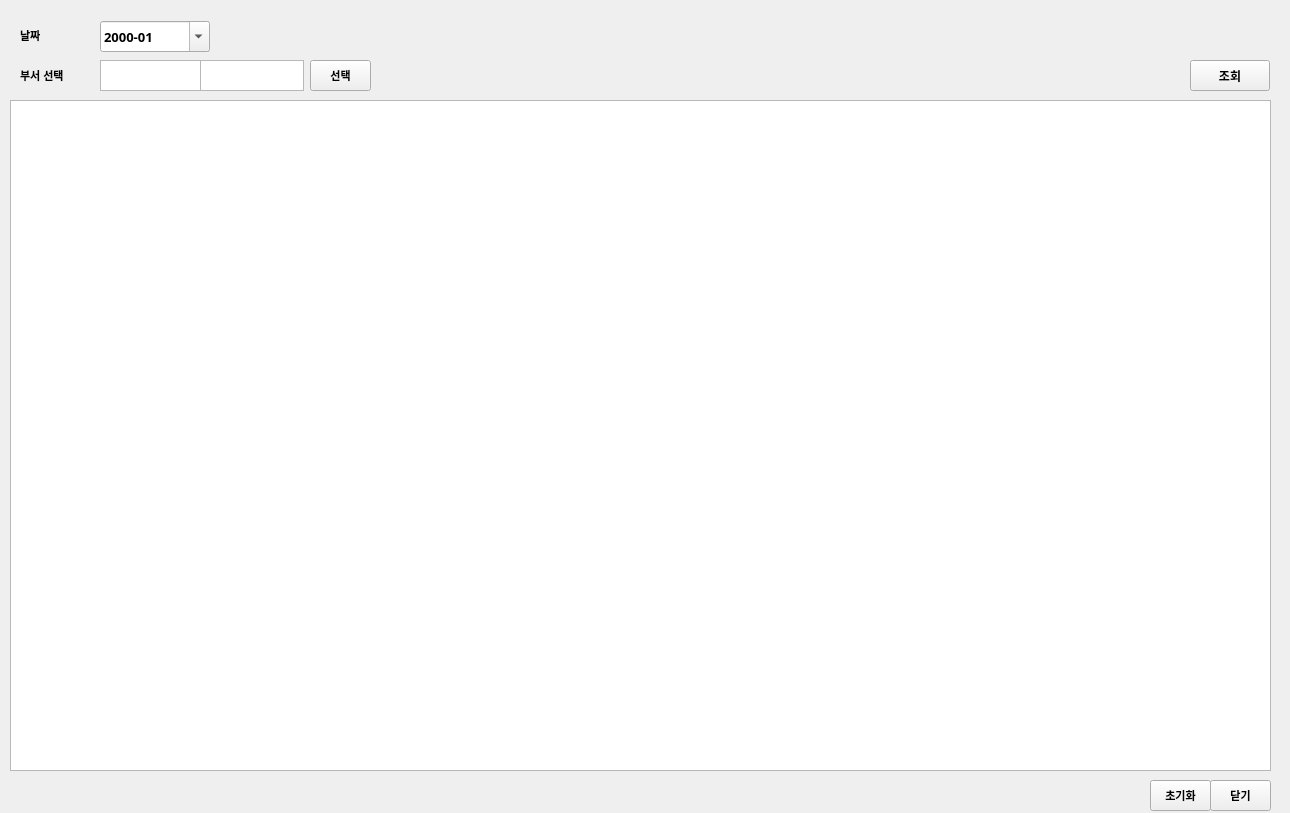
First picture: the form in overtime_v1.1/ui/total_overtime.ui, repository RaineyLee/overtime, before the edit.
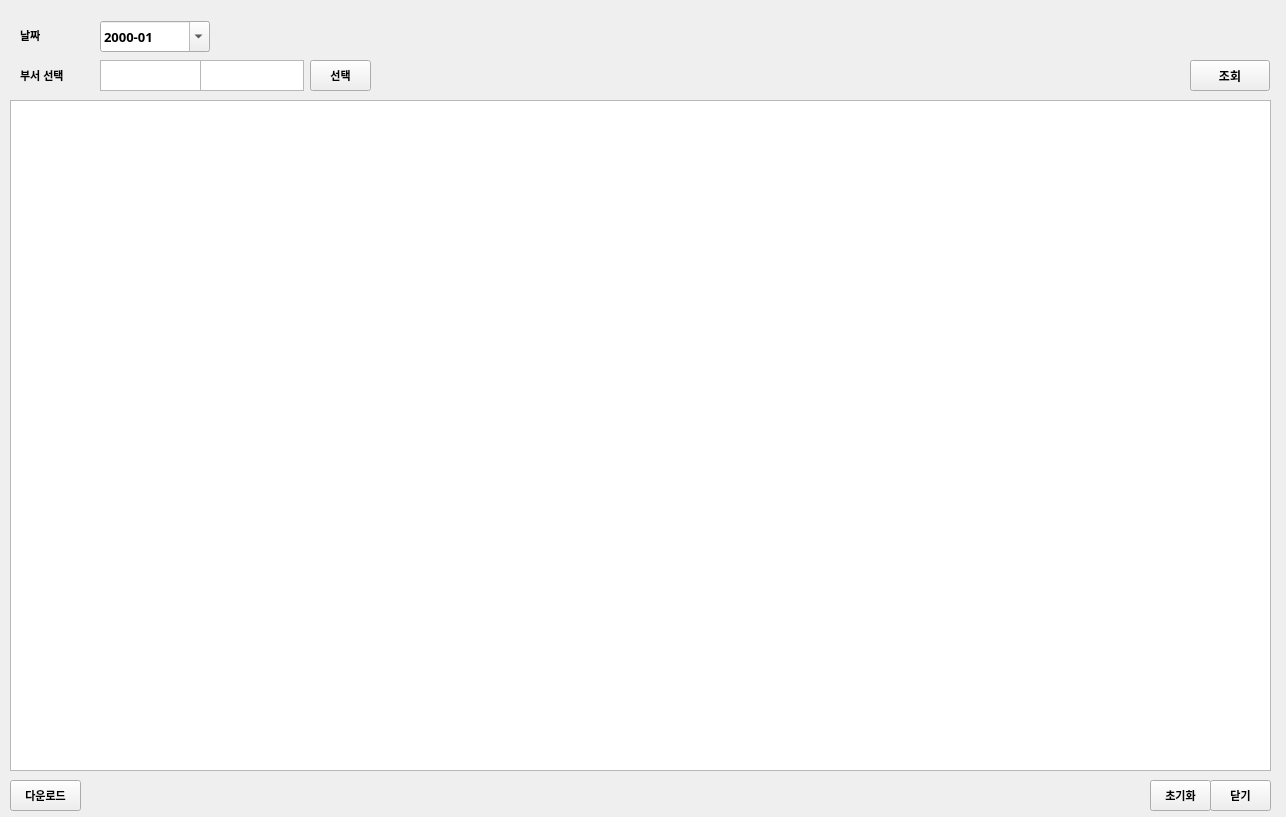
Second picture: the form after the edit.

What changed in the file:
```diff
--- a/overtime_v1.1/ui/total_overtime.ui
+++ b/overtime_v1.1/ui/total_overtime.ui
@@ -6,8 +6,8 @@
    <rect>
     <x>0</x>
     <y>0</y>
-    <width>1290</width>
-    <height>813</height>
+    <width>1286</width>
+    <height>817</height>
    </rect>
   </property>
   <property name="windowTitle">
@@ -208,6 +208,27 @@
     <bool>true</bool>
    </property>
   </widget>
+  <widget class="QPushButton" name="btn_download">
+   <property name="geometry">
+    <rect>
+     <x>10</x>
+     <y>780</y>
+     <width>71</width>
+     <height>31</height>
+    </rect>
+   </property>
+   <property name="font">
+    <font>
+     <family>Arial</family>
+     <pointsize>8</pointsize>
+     <weight>75</weight>
+     <bold>true</bold>
+    </font>
+   </property>
+   <property name="text">
+    <string>다운로드</string>
+   </property>
+  </widget>
  </widget>
  <resources/>
  <connections/>
```
